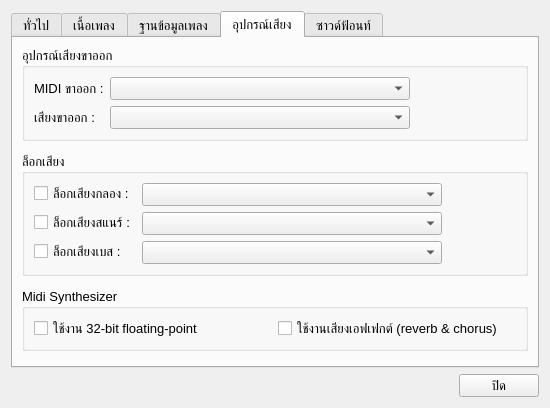
Old version of the form SettingsDialog.ui in the repository pie62/HandyKaraoke.
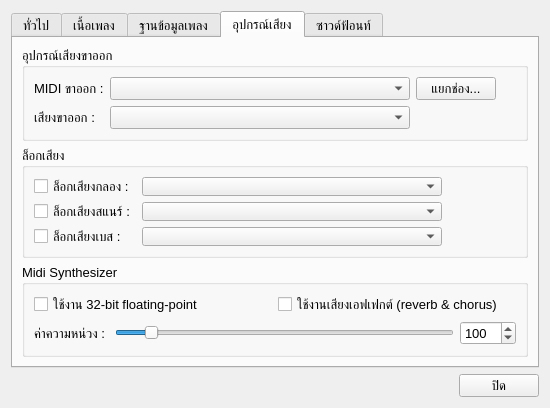
New version of the form. The open tabs and pages were chosen to show the change. Icons and pictures are not drawn.

Commit message: finish midi channel mapper

The edit to the form file:
```diff
--- a/SettingsDialog.ui
+++ b/SettingsDialog.ui
@@ -1307,9 +1307,6 @@
        <string>อุปกรณ์เสียง</string>
       </attribute>
       <layout class="QVBoxLayout" name="verticalLayout_12">
-       <property name="spacing">
-        <number>12</number>
-       </property>
        <item>
         <widget class="QGroupBox" name="groupBox_7">
          <property name="title">
@@ -1324,7 +1321,15 @@
            </widget>
           </item>
           <item row="0" column="1">
+           <layout class="QHBoxLayout" name="horizontalLayout_25">
+            <item>
            <widget class="QComboBox" name="cbMidiOut">
+              <property name="minimumSize">
+               <size>
+                <width>300</width>
+                <height>0</height>
+               </size>
+              </property>
             <property name="maximumSize">
              <size>
               <width>300</width>
@@ -1332,6 +1337,34 @@
              </size>
             </property>
            </widget>
+            </item>
+            <item>
+             <widget class="QPushButton" name="btnMapChannel">
+              <property name="maximumSize">
+               <size>
+                <width>90</width>
+                <height>16777215</height>
+               </size>
+              </property>
+              <property name="text">
+               <string>แยกช่อง...</string>
+              </property>
+             </widget>
+            </item>
+            <item>
+             <spacer name="horizontalSpacer_14">
+              <property name="orientation">
+               <enum>Qt::Horizontal</enum>
+              </property>
+              <property name="sizeHint" stdset="0">
+               <size>
+                <width>40</width>
+                <height>20</height>
+               </size>
+              </property>
+             </spacer>
+            </item>
+           </layout>
           </item>
           <item row="1" column="0">
            <widget class="QLabel" name="label_7">
@@ -1342,6 +1375,12 @@
           </item>
           <item row="1" column="1">
            <widget class="QComboBox" name="cbAudioOut">
+            <property name="minimumSize">
+             <size>
+              <width>300</width>
+              <height>0</height>
+             </size>
+            </property>
             <property name="maximumSize">
              <size>
               <width>300</width>
@@ -1418,6 +1457,8 @@
          <property name="title">
           <string>Midi Synthesizer</string>
          </property>
+         <layout class="QVBoxLayout" name="verticalLayout_7">
+          <item>
          <layout class="QGridLayout" name="gridLayout_3">
           <item row="0" column="0">
            <widget class="QCheckBox" name="chbSynthFloat">
@@ -1437,10 +1478,53 @@
            </widget>
           </item>
          </layout>
-        </widget>
-       </item>
+          </item>
+          <item>
+           <layout class="QFormLayout" name="formLayout_8">
+            <item row="0" column="0">
+             <widget class="QLabel" name="label_23">
+              <property name="text">
+               <string>ค่าความหน่วง : </string>
+              </property>
+             </widget>
+            </item>
+            <item row="0" column="1">
+             <layout class="QHBoxLayout" name="horizontalLayout_16">
        <item>
-        <spacer name="verticalSpacer_5">
+               <widget class="QSlider" name="sliderBuffer">
+                <property name="minimum">
+                 <number>10</number>
+                </property>
+                <property name="maximum">
+                 <number>1000</number>
+                </property>
+                <property name="value">
+                 <number>100</number>
+                </property>
+                <property name="orientation">
+                 <enum>Qt::Horizontal</enum>
+                </property>
+               </widget>
+              </item>
+              <item>
+               <widget class="QSpinBox" name="spinBuffer">
+                <property name="minimum">
+                 <number>10</number>
+                </property>
+                <property name="maximum">
+                 <number>1000</number>
+                </property>
+                <property name="value">
+                 <number>100</number>
+                </property>
+               </widget>
+              </item>
+             </layout>
+            </item>
+           </layout>
+          </item>
+          <item>
+           <spacer name="verticalSpacer_2">
          <property name="orientation">
           <enum>Qt::Vertical</enum>
          </property>
@@ -1451,6 +1535,9 @@
           </size>
          </property>
         </spacer>
+          </item>
+         </layout>
+        </widget>
        </item>
       </layout>
      </widget>
```
Left out of the diff: 35 changed lines with no effect on the pictures. Lines whose indentation alone changed are shown as unchanged. The commit also changes 19 other files.
